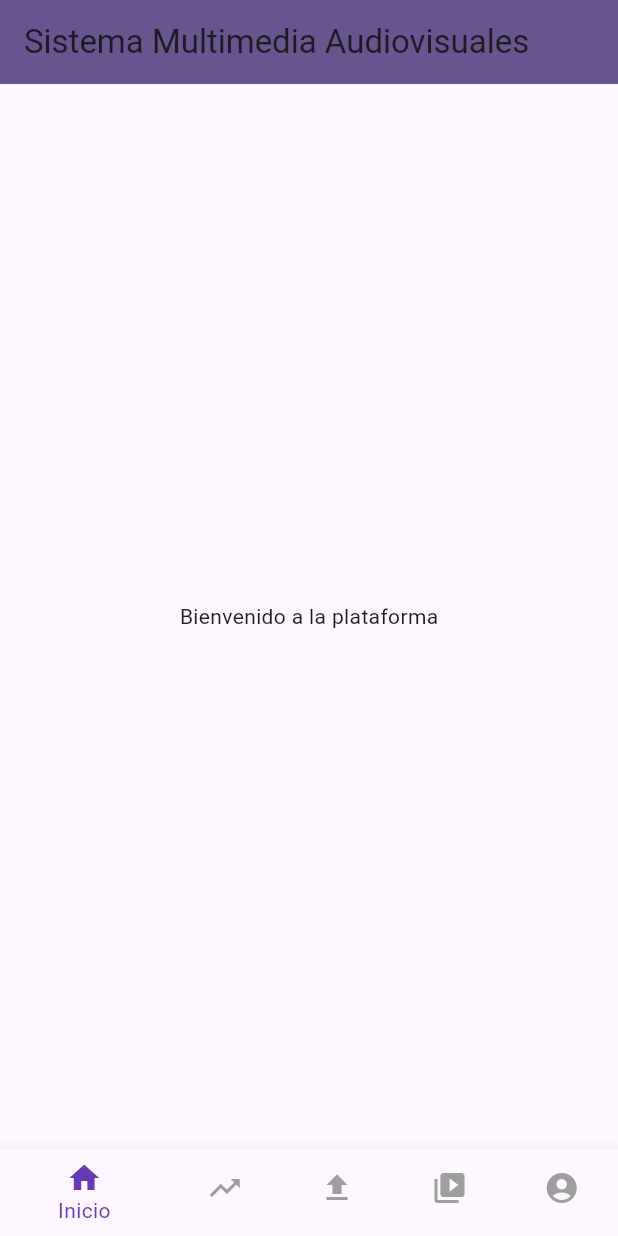
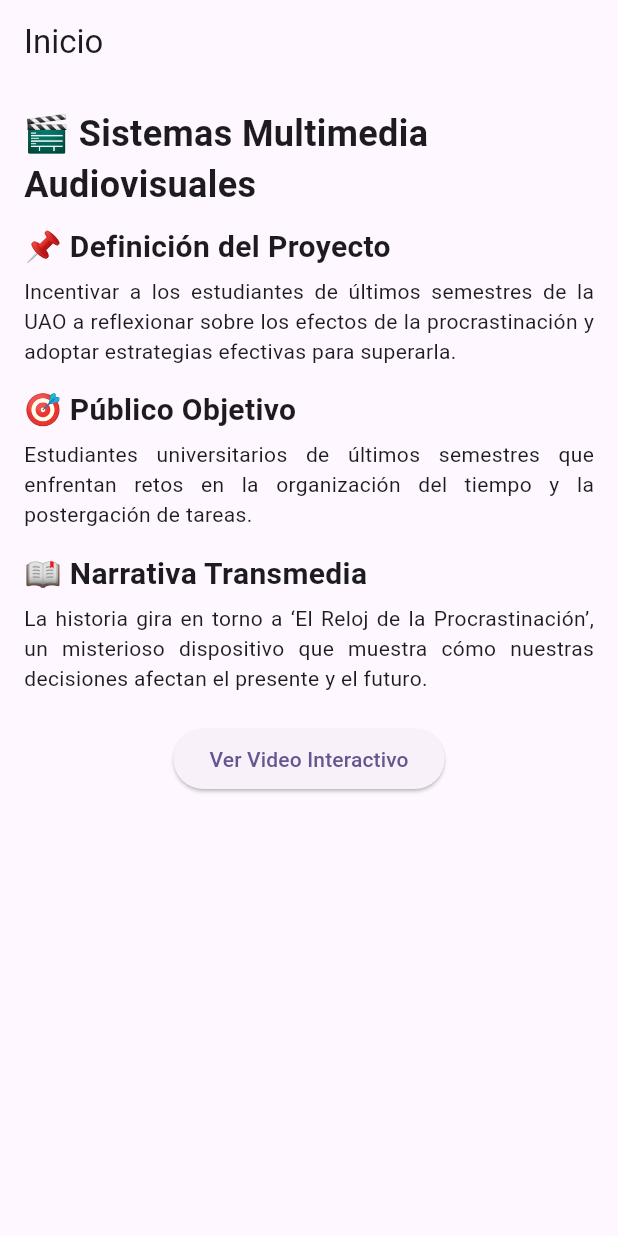
Before and after one commit to JhojanAlexanderCalambasRamirez/SMA-3.2-Video, a Flutter app: the screen it shows after launch, on a phone screen of 412 x 824 dp. Run offline on Flutter 3.47's test engine with Material 3 defaults, Android fonts, the light colour scheme and no system bars; our stand-ins replace dio, shared_preferences, video_player.

Commit message:
Codigo optimizado y mejorado

```diff
--- a/lib/main.dart
+++ b/lib/main.dart
@@ -1,9 +1,5 @@
 import 'package:flutter/material.dart';
-import 'package:flutter_application_1/screens/home_screen.dart';
-import 'package:flutter_application_1/screens/trends_screen.dart';
-import 'package:flutter_application_1/screens/upload_screen.dart';
-import 'package:flutter_application_1/screens/library_screen.dart';
-import 'package:flutter_application_1/screens/account_screen.dart';
+import 'package:flutter_application_1/routes/app_routes.dart';
 
 void main() {
   runApp(const MyApp());
@@ -21,56 +17,8 @@ class MyApp extends StatelessWidget {
         colorScheme: ColorScheme.fromSeed(seedColor: Colors.deepPurple),
         useMaterial3: true,
       ),
-      home: const HomePage(),
+      initialRoute: '/',
+      routes: AppRoutes.routes,
     );
   }
 }
-
-class HomePage extends StatefulWidget {
-  const HomePage({super.key});
-
-  @override
-  State<HomePage> createState() => _HomePageState();
-}
-
-class _HomePageState extends State<HomePage> {
-  int _selectedIndex = 0;
-
-  static final List<Widget> _pages = <Widget>[
-    const HomeScreen(),
-    const TrendsScreen(),
-    const UploadScreen(),
-    const LibraryScreen(),
-    const AccountScreen(),
-  ];
-
-  void _onItemTapped(int index) {
-    setState(() {
-      _selectedIndex = index;
-    });
-  }
-
-  @override
-  Widget build(BuildContext context) {
-    return Scaffold(
-      appBar: AppBar(
-        title: const Text('Sistema Multimedia Audiovisuales'),
-        backgroundColor: Theme.of(context).colorScheme.primary,
-      ),
-      body: _pages[_selectedIndex],
-      bottomNavigationBar: BottomNavigationBar(
-        items: const <BottomNavigationBarItem>[
-          BottomNavigationBarItem(icon: Icon(Icons.home), label: 'Inicio'),
-          BottomNavigationBarItem(icon: Icon(Icons.trending_up), label: 'Tendencias'),
-          BottomNavigationBarItem(icon: Icon(Icons.upload), label: 'Subir'),
-          BottomNavigationBarItem(icon: Icon(Icons.video_library), label: 'Biblioteca'),
-          BottomNavigationBarItem(icon: Icon(Icons.account_circle), label: 'Cuenta'),
-        ],
-        currentIndex: _selectedIndex,
-        selectedItemColor: Colors.deepPurple,
-        unselectedItemColor: Colors.grey,
-        onTap: _onItemTapped,
-      ),
-    );
-  }
-}
--- /dev/null
+++ b/lib/routes/app_routes.dart
@@ -0,0 +1,12 @@
+import 'package:flutter/material.dart';
+import 'package:flutter_application_1/screens/home_screen.dart';
+import 'package:flutter_application_1/screens/upload_screen.dart';
+import 'package:flutter_application_1/screens/account_screen.dart';
+
+class AppRoutes {
+  static Map<String, WidgetBuilder> routes = {
+    '/': (context) => const HomeScreen(),
+    '/upload': (context) => const UploadScreen(),
+    '/account': (context) => const AccountScreen(),
+  };
+}
--- a/lib/screens/home_screen.dart
+++ b/lib/screens/home_screen.dart
@@ -5,8 +5,59 @@ class HomeScreen extends StatelessWidget {
 
   @override
   Widget build(BuildContext context) {
-    return const Center(
-      child: Text('Bienvenido a la plataforma'),
+    return Scaffold(
+      appBar: AppBar(title: const Text('Inicio')),
+      body: Padding(
+        padding: const EdgeInsets.all(16.0),
+        child: SingleChildScrollView(
+          child: Column(
+            crossAxisAlignment: CrossAxisAlignment.start,
+            children: [
+              const Text(
+                "🎬 Sistemas Multimedia Audiovisuales",
+                style: TextStyle(fontSize: 24, fontWeight: FontWeight.bold),
+              ),
+              const SizedBox(height: 10),
+              const Text(
+                "📌 Definición del Proyecto",
+                style: TextStyle(fontSize: 20, fontWeight: FontWeight.w600),
+              ),
+              const SizedBox(height: 5),
+              const Text(
+                "Incentivar a los estudiantes de últimos semestres de la UAO a reflexionar sobre los efectos de la procrastinación y adoptar estrategias efectivas para superarla.",
+                textAlign: TextAlign.justify,
+              ),
+              const SizedBox(height: 15),
+              const Text(
+                "🎯 Público Objetivo",
+                style: TextStyle(fontSize: 20, fontWeight: FontWeight.w600),
+              ),
+              const SizedBox(height: 5),
+              const Text(
+                "Estudiantes universitarios de últimos semestres que enfrentan retos en la organización del tiempo y la postergación de tareas.",
+                textAlign: TextAlign.justify,
+              ),
+              const SizedBox(height: 15),
+              const Text(
+                "📖 Narrativa Transmedia",
+                style: TextStyle(fontSize: 20, fontWeight: FontWeight.w600),
+              ),
+              const SizedBox(height: 5),
+              const Text(
+                "La historia gira en torno a ‘El Reloj de la Procrastinación’, un misterioso dispositivo que muestra cómo nuestras decisiones afectan el presente y el futuro.",
+                textAlign: TextAlign.justify,
+              ),
+              const SizedBox(height: 20),
+              Center(
+                child: ElevatedButton(
+                  onPressed: () => Navigator.pushNamed(context, '/upload'),
+                  child: const Text("Ver Video Interactivo"),
+                ),
+              ),
+            ],
+          ),
+        ),
+      ),
     );
   }
 }
--- a/lib/screens/upload_screen.dart
+++ b/lib/screens/upload_screen.dart
@@ -1,7 +1,7 @@
 import 'package:flutter/material.dart';
 import 'package:video_player/video_player.dart';
 import 'package:flutter/services.dart';
-import 'package:flutter_application_1/utils/video_styles.dart';
+import 'package:flutter_application_1/utils/video_controls.dart';
 
 class UploadScreen extends StatefulWidget {
   const UploadScreen({super.key});
@@ -72,7 +72,9 @@ class UploadScreenState extends State<UploadScreen> {
                 children: [
                   Flexible(
                     child: AspectRatio(
-                      aspectRatio: _controller.value.aspectRatio,
+                      aspectRatio: isFullScreen
+                          ? MediaQuery.of(context).size.aspectRatio
+                          : _controller.value.aspectRatio,
                       child: VideoPlayer(_controller),
                     ),
                   ),
```
Also changed, not shown: lib/screens/account_screen.dart (deleted, +0 -12 lines), lib/screens/library_screen.dart (deleted, +0 -12 lines), lib/screens/trends_screen.dart (deleted, +0 -12 lines), lib/screens/video_screen.dart (+4 -3 lines), lib/utils/video_controls.dart (+44 -0 lines), 4 other files.
